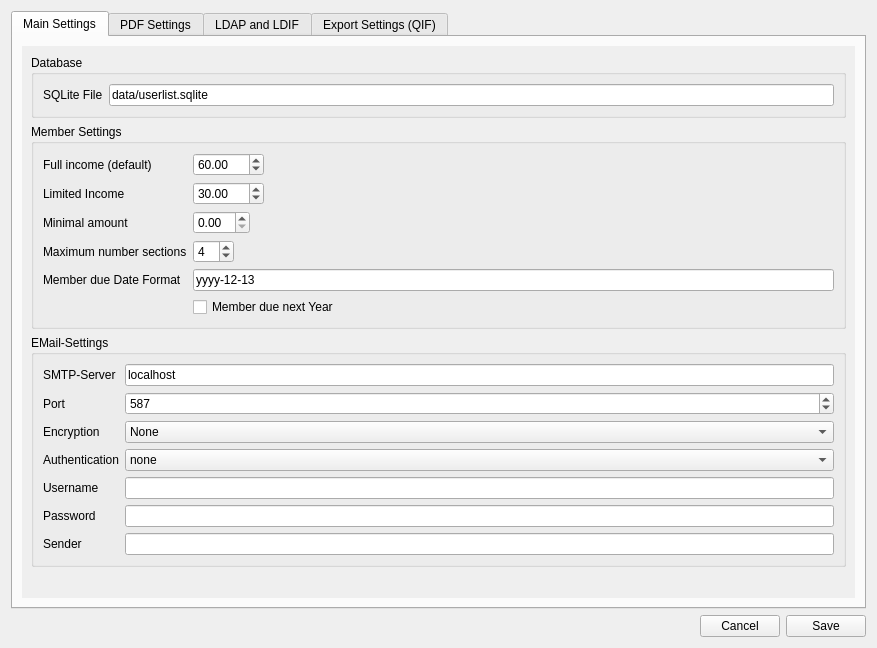
First picture: the form in forms/settings.ui, repository LukyLuke/PiTres, before the edit.
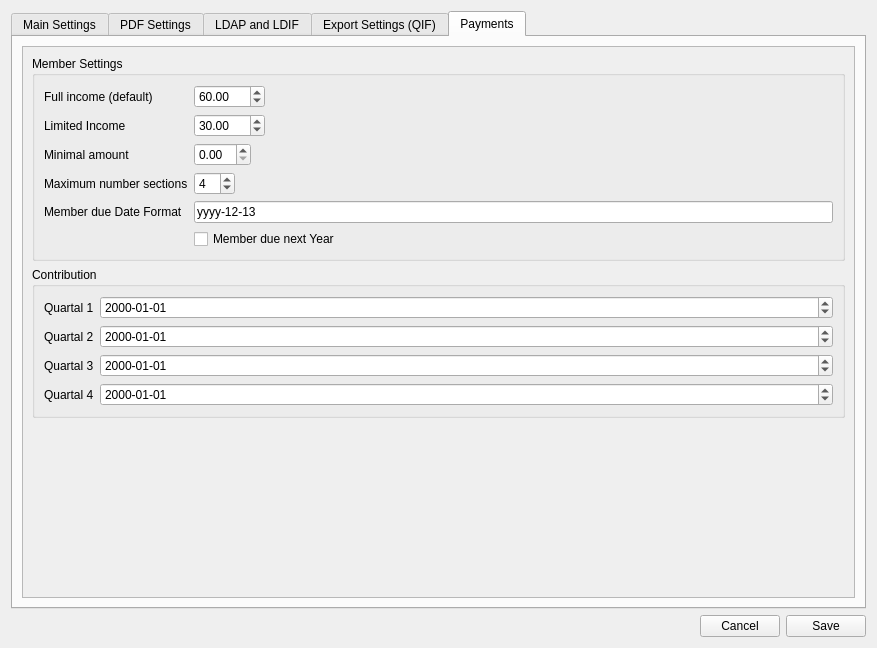
Second picture: the form after the edit. The open tabs and pages were chosen to show the change.

Commit message: Added default contribution dates to settings

Patch:
```diff
--- a/forms/settings.ui
+++ b/forms/settings.ui
@@ -80,103 +80,6 @@
              </layout>
             </widget>
            </item>
-           <item>
-            <widget class="QGroupBox" name="memberSettingsGroupBox">
-             <property name="title">
-              <string>Member Settings</string>
-             </property>
-             <layout class="QFormLayout" name="formLayout_6">
-              <property name="fieldGrowthPolicy">
-               <enum>QFormLayout::ExpandingFieldsGrow</enum>
-              </property>
-              <item row="0" column="0">
-               <widget class="QLabel" name="labelMemberAmountFull">
-                <property name="text">
-                 <string>Full income (default)</string>
-                </property>
-               </widget>
-              </item>
-              <item row="0" column="1">
-               <widget class="QDoubleSpinBox" name="memberAmountFull">
-                <property name="maximum">
-                 <double>9999.989999999999782</double>
-                </property>
-                <property name="value">
-                 <double>60.000000000000000</double>
-                </property>
-               </widget>
-              </item>
-              <item row="1" column="0">
-               <widget class="QLabel" name="labelMemberAmountLimited">
-                <property name="text">
-                 <string>Limited Income</string>
-                </property>
-               </widget>
-              </item>
-              <item row="1" column="1">
-               <widget class="QDoubleSpinBox" name="memberAmountLimited">
-                <property name="maximum">
-                 <double>9999.989999999999782</double>
-                </property>
-                <property name="value">
-                 <double>30.000000000000000</double>
-                </property>
-               </widget>
-              </item>
-              <item row="3" column="0">
-               <widget class="QLabel" name="labelrecommendationsMaxSections">
-                <property name="text">
-                 <string>Maximum number sections</string>
-                </property>
-               </widget>
-              </item>
-              <item row="3" column="1">
-               <widget class="QSpinBox" name="maxNumSections">
-                <property name="minimum">
-                 <number>1</number>
-                </property>
-                <property name="value">
-                 <number>4</number>
-                </property>
-               </widget>
-              </item>
-              <item row="4" column="0">
-               <widget class="QLabel" name="label_29">
-                <property name="text">
-                 <string>Member due Date Format</string>
-                </property>
-               </widget>
-              </item>
-              <item row="4" column="1">
-               <widget class="QLineEdit" name="memberDueDate">
-                <property name="toolTip">
-                 <string>&lt;p&gt;The Format must be in form of &lt;span style=&quot; font-weight:600;&quot;&gt;yyyy-MM-dd&lt;/span&gt; but can have static values.&lt;br/&gt;For example to terminate to the end of a Year, enter &lt;span style=&quot; font-weight:600;&quot;&gt;yyyy-12-31&lt;/span&gt;&lt;/p&gt;&lt;p&gt;Use &lt;span style=&quot; font-weight:600;&quot;&gt;yyyy&lt;/span&gt; for the 4-digit Year&lt;br/&gt;Use &lt;span style=&quot; font-weight:600;&quot;&gt;MM&lt;/span&gt; for the 2-digit Month&lt;br/&gt;Use &lt;span style=&quot; font-weight:600;&quot;&gt;dd&lt;/span&gt; for the 2-digit Day&lt;/p&gt;</string>
-                </property>
-                <property name="text">
-                 <string>yyyy-12-13</string>
-                </property>
-               </widget>
-              </item>
-              <item row="5" column="1">
-               <widget class="QCheckBox" name="memberDueDateNextYear">
-                <property name="text">
-                 <string>Member due next Year</string>
-                </property>
-               </widget>
-              </item>
-              <item row="2" column="0">
-               <widget class="QLabel" name="labelMemberAmountMinimum">
-                <property name="text">
-                 <string>Minimal amount</string>
-                </property>
-               </widget>
-              </item>
-              <item row="2" column="1">
-               <widget class="QDoubleSpinBox" name="memberAmountMin"/>
-              </item>
-             </layout>
-            </widget>
-           </item>
            <item>
             <widget class="QGroupBox" name="groupBox_2">
              <property name="title">
@@ -1283,6 +1186,210 @@
        </item>
       </layout>
      </widget>
+     <widget class="QWidget" name="tab_5">
+      <attribute name="title">
+       <string>Payments</string>
+      </attribute>
+      <layout class="QVBoxLayout" name="verticalLayout_9">
+       <item>
+        <widget class="QScrollArea" name="scrollArea_5">
+         <property name="frameShadow">
+          <enum>QFrame::Plain</enum>
+         </property>
+         <property name="widgetResizable">
+          <bool>true</bool>
+         </property>
+         <widget class="QWidget" name="scrollAreaWidgetContents_5">
+          <property name="geometry">
+           <rect>
+            <x>0</x>
+            <y>0</y>
+            <width>847</width>
+            <height>568</height>
+           </rect>
+          </property>
+          <layout class="QVBoxLayout" name="verticalLayout_10">
+           <item>
+            <widget class="QGroupBox" name="memberSettingsGroupBox">
+             <property name="title">
+              <string>Member Settings</string>
+             </property>
+             <layout class="QFormLayout" name="formLayout_6">
+              <property name="fieldGrowthPolicy">
+               <enum>QFormLayout::ExpandingFieldsGrow</enum>
+              </property>
+              <item row="0" column="0">
+               <widget class="QLabel" name="labelMemberAmountFull">
+                <property name="text">
+                 <string>Full income (default)</string>
+                </property>
+               </widget>
+              </item>
+              <item row="0" column="1">
+               <widget class="QDoubleSpinBox" name="memberAmountFull">
+                <property name="maximum">
+                 <double>9999.989999999999782</double>
+                </property>
+                <property name="value">
+                 <double>60.000000000000000</double>
+                </property>
+               </widget>
+              </item>
+              <item row="1" column="0">
+               <widget class="QLabel" name="labelMemberAmountLimited">
+                <property name="text">
+                 <string>Limited Income</string>
+                </property>
+               </widget>
+              </item>
+              <item row="1" column="1">
+               <widget class="QDoubleSpinBox" name="memberAmountLimited">
+                <property name="maximum">
+                 <double>9999.989999999999782</double>
+                </property>
+                <property name="value">
+                 <double>30.000000000000000</double>
+                </property>
+               </widget>
+              </item>
+              <item row="3" column="0">
+               <widget class="QLabel" name="labelrecommendationsMaxSections">
+                <property name="text">
+                 <string>Maximum number sections</string>
+                </property>
+               </widget>
+              </item>
+              <item row="3" column="1">
+               <widget class="QSpinBox" name="maxNumSections">
+                <property name="minimum">
+                 <number>1</number>
+                </property>
+                <property name="value">
+                 <number>4</number>
+                </property>
+               </widget>
+              </item>
+              <item row="4" column="0">
+               <widget class="QLabel" name="label_29">
+                <property name="text">
+                 <string>Member due Date Format</string>
+                </property>
+               </widget>
+              </item>
+              <item row="4" column="1">
+               <widget class="QLineEdit" name="memberDueDate">
+                <property name="toolTip">
+                 <string>&lt;p&gt;The Format must be in form of &lt;span style=&quot; font-weight:600;&quot;&gt;yyyy-MM-dd&lt;/span&gt; but can have static values.&lt;br/&gt;For example to terminate to the end of a Year, enter &lt;span style=&quot; font-weight:600;&quot;&gt;yyyy-12-31&lt;/span&gt;&lt;/p&gt;&lt;p&gt;Use &lt;span style=&quot; font-weight:600;&quot;&gt;yyyy&lt;/span&gt; for the 4-digit Year&lt;br/&gt;Use &lt;span style=&quot; font-weight:600;&quot;&gt;MM&lt;/span&gt; for the 2-digit Month&lt;br/&gt;Use &lt;span style=&quot; font-weight:600;&quot;&gt;dd&lt;/span&gt; for the 2-digit Day&lt;/p&gt;</string>
+                </property>
+                <property name="text">
+                 <string>yyyy-12-13</string>
+                </property>
+               </widget>
+              </item>
+              <item row="5" column="1">
+               <widget class="QCheckBox" name="memberDueDateNextYear">
+                <property name="text">
+                 <string>Member due next Year</string>
+                </property>
+               </widget>
+              </item>
+              <item row="2" column="0">
+               <widget class="QLabel" name="labelMemberAmountMinimum">
+                <property name="text">
+                 <string>Minimal amount</string>
+                </property>
+               </widget>
+              </item>
+              <item row="2" column="1">
+               <widget class="QDoubleSpinBox" name="memberAmountMin"/>
+              </item>
+             </layout>
+            </widget>
+           </item>
+           <item>
+            <widget class="QGroupBox" name="groupBox_5">
+             <property name="title">
+              <string>Contribution</string>
+             </property>
+             <layout class="QFormLayout" name="formLayout_12">
+              <item row="0" column="0">
+               <widget class="QLabel" name="label_6">
+                <property name="text">
+                 <string>Quartal 1</string>
+                </property>
+               </widget>
+              </item>
+              <item row="0" column="1">
+               <widget class="QDateEdit" name="dateContributionQ1">
+                <property name="displayFormat">
+                 <string>yyyy-MM-dd</string>
+                </property>
+               </widget>
+              </item>
+              <item row="1" column="0">
+               <widget class="QLabel" name="label_61">
+                <property name="text">
+                 <string>Quartal 2</string>
+                </property>
+               </widget>
+              </item>
+              <item row="2" column="0">
+               <widget class="QLabel" name="label_62">
+                <property name="text">
+                 <string>Quartal 3</string>
+                </property>
+               </widget>
+              </item>
+              <item row="3" column="0">
+               <widget class="QLabel" name="label_63">
+                <property name="text">
+                 <string>Quartal 4</string>
+                </property>
+               </widget>
+              </item>
+              <item row="1" column="1">
+               <widget class="QDateEdit" name="dateContributionQ2">
+                <property name="displayFormat">
+                 <string>yyyy-MM-dd</string>
+                </property>
+               </widget>
+              </item>
+              <item row="2" column="1">
+               <widget class="QDateEdit" name="dateContributionQ3">
+                <property name="displayFormat">
+                 <string>yyyy-MM-dd</string>
+                </property>
+               </widget>
+              </item>
+              <item row="3" column="1">
+               <widget class="QDateEdit" name="dateContributionQ4">
+                <property name="displayFormat">
+                 <string>yyyy-MM-dd</string>
+                </property>
+               </widget>
+              </item>
+             </layout>
+            </widget>
+           </item>
+           <item>
+            <spacer name="verticalSpacer_4">
+             <property name="orientation">
+              <enum>Qt::Vertical</enum>
+             </property>
+             <property name="sizeHint" stdset="0">
+              <size>
+               <width>20</width>
+               <height>40</height>
+              </size>
+             </property>
+            </spacer>
+           </item>
+          </layout>
+         </widget>
+        </widget>
+       </item>
+      </layout>
+     </widget>
     </widget>
    </item>
    <item>
```
Left out of the diff: 6 changed lines with no effect on the pictures. The commit also changes 1 other file.
